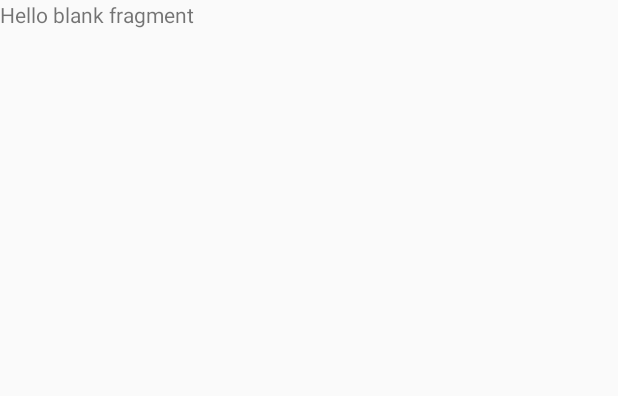
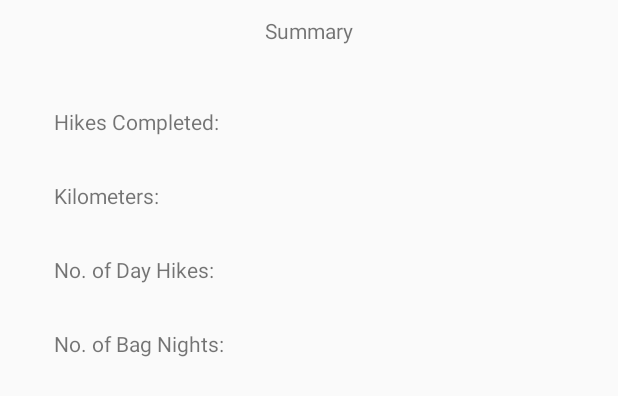
Before and after one commit to RoyceNguyen/HikingApp, an Android app: the layout fragment_summary.xml on its own in the app's theme, with its tools: preview values and no code run, on a phone screen of 412 x 824 dp. Shown: the top 396 px of the screen. Run offline under Robolectric (Android 15) with nearby library versions, the phone set to English and light mode, and no system bars.

Commit message:
Added basic layout to SummaryFragment

```diff
--- a/app/src/main/res/layout/fragment_add_trip.xml
+++ b/app/src/main/res/layout/fragment_add_trip.xml
@@ -193,7 +193,7 @@
             android:layout_height="wrap_content"
             android:layout_above="@+id/textView12"
             android:layout_alignEnd="@+id/spinner"
-            android:layout_below="@+id/editText6"
+            android:layout_below="@+id/textView5"
             android:layout_toEndOf="@+id/textView8" />
 
         <Button
--- a/app/src/main/res/layout/fragment_summary.xml
+++ b/app/src/main/res/layout/fragment_summary.xml
@@ -1,13 +1,87 @@
-<FrameLayout xmlns:android="http://schemas.android.com/apk/res/android"
+<RelativeLayout xmlns:android="http://schemas.android.com/apk/res/android"
     xmlns:tools="http://schemas.android.com/tools"
     android:layout_width="match_parent"
     android:layout_height="match_parent"
     tools:context="com.stclaircollege.rnb.hikingapp.SummaryFragment">
 
     <!-- TODO: Update blank fragment layout -->
+
+
     <TextView
+        android:id="@+id/textView3"
         android:layout_width="match_parent"
-        android:layout_height="match_parent"
-        android:text="@string/hello_blank_fragment" />
+        android:layout_height="41dp"
+        android:gravity="center"
+        android:text="Summary" />
 
-</FrameLayout>
+    <TextView
+        android:id="@+id/textView13"
+        android:layout_width="wrap_content"
+        android:layout_height="wrap_content"
+        android:layout_alignParentStart="true"
+        android:layout_below="@+id/textView3"
+        android:layout_gravity="center"
+        android:layout_marginStart="36dp"
+        android:layout_marginTop="30dp"
+        android:layout_weight="1"
+        android:text="Hikes Completed:" />
+
+    <TextView
+        android:id="@+id/textView14"
+        android:layout_width="wrap_content"
+        android:layout_height="wrap_content"
+        android:layout_alignBaseline="@+id/textView13"
+        android:layout_alignBottom="@+id/textView13"
+        android:layout_centerHorizontal="true" />
+
+    <TextView
+        android:id="@+id/textView15"
+        android:layout_width="wrap_content"
+        android:layout_height="wrap_content"
+        android:layout_alignStart="@+id/textView13"
+        android:layout_below="@+id/textView13"
+        android:layout_marginTop="30dp"
+        android:text="Kilometers:" />
+
+    <TextView
+        android:id="@+id/textView16"
+        android:layout_width="wrap_content"
+        android:layout_height="wrap_content"
+        android:layout_alignBaseline="@+id/textView15"
+        android:layout_alignBottom="@+id/textView15"
+        android:layout_alignStart="@+id/textView14" />
+
+    <TextView
+        android:id="@+id/textView17"
+        android:layout_width="wrap_content"
+        android:layout_height="wrap_content"
+        android:layout_alignStart="@+id/textView15"
+        android:layout_below="@+id/textView15"
+        android:layout_marginTop="30dp"
+        android:text="No. of Day Hikes:" />
+
+    <TextView
+        android:id="@+id/textView18"
+        android:layout_width="wrap_content"
+        android:layout_height="wrap_content"
+        android:layout_alignBaseline="@+id/textView17"
+        android:layout_alignBottom="@+id/textView17"
+        android:layout_alignStart="@+id/textView16" />
+
+    <TextView
+        android:id="@+id/textView19"
+        android:layout_width="wrap_content"
+        android:layout_height="wrap_content"
+        android:layout_alignStart="@+id/textView17"
+        android:layout_below="@+id/textView17"
+        android:layout_marginTop="30dp"
+        android:text="No. of Bag Nights:" />
+
+    <TextView
+        android:id="@+id/textView20"
+        android:layout_width="wrap_content"
+        android:layout_height="wrap_content"
+        android:layout_alignStart="@+id/textView18"
+        android:layout_alignTop="@+id/textView19" />
+
+</RelativeLayout>
```
